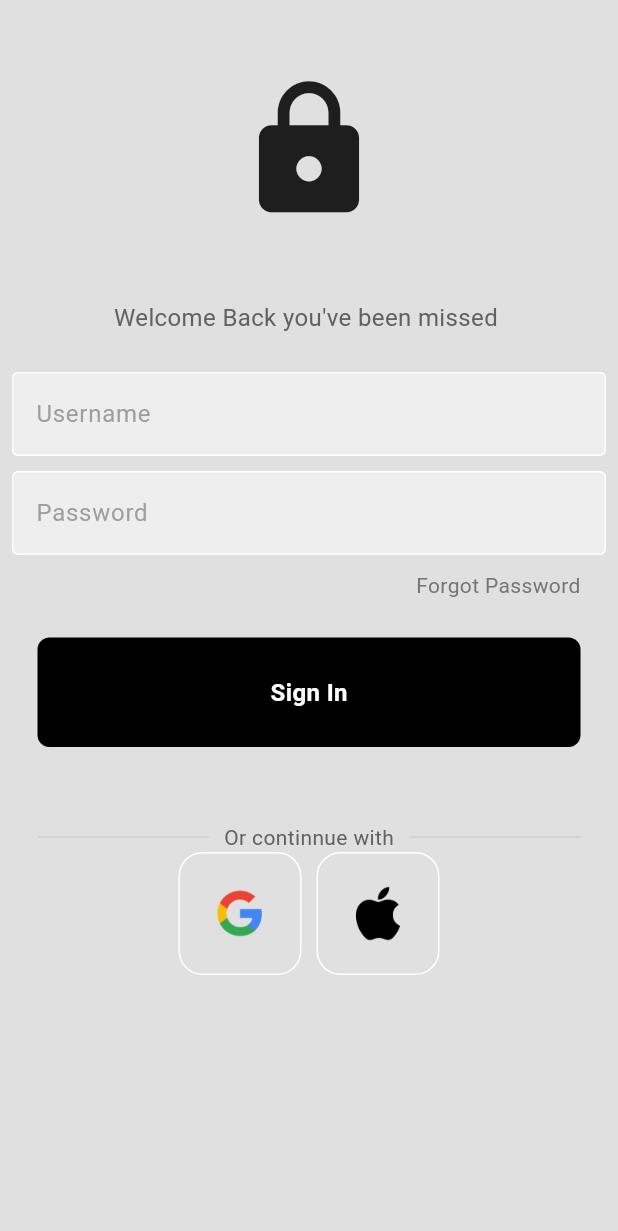
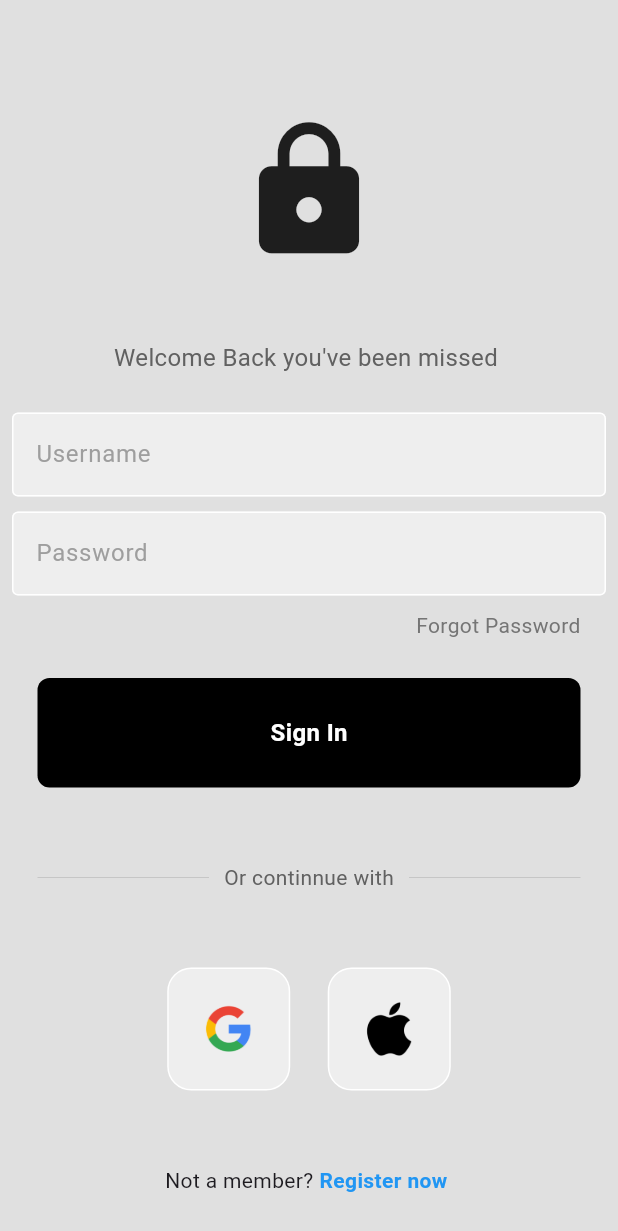
Before and after one commit to TheBigJae/auth-sys, a Flutter app: the screen it shows after launch, on a phone screen of 412 x 824 dp. Shown: the top 1231 px of the screen. Run offline on Flutter 3.47's test engine with Material 3 defaults, Android fonts, the phone set to English and light mode, and no system bars; our stand-ins replace firebase_core; accounts and stored records are empty.

```diff
--- a/lib/components/square_tile.dart
+++ b/lib/components/square_tile.dart
@@ -10,8 +10,13 @@ class SquareTile extends StatelessWidget {
       padding: EdgeInsets.all(20),
       decoration: BoxDecoration(
         border: Border.all(color: Colors.white),
-         borderRadius: BorderRadius.circular(16)),
-      child: Image.asset(imagePath, height: 40,),
+         borderRadius: BorderRadius.circular(16),
+         color: Colors.grey[200]
+         ),
+      child:
+       Image.asset(
+        imagePath, height: 40,
+        ),
     );
   }
 }
--- a/lib/main.dart
+++ b/lib/main.dart
@@ -1,6 +1,11 @@
+import 'package:firebase_core/firebase_core.dart';
 import 'package:flutter/material.dart';
 import 'package:authentication/pages/login_page.dart';
-void main() {
+import 'firebase_options.dart';
+
+void main() async {
+  WidgetsFlutterBinding.ensureInitialized();
+  await Firebase.initializeApp(options: DefaultFirebaseOptions.currentPlatform);
   runApp(const MyApp());
 }
 
@@ -12,6 +17,7 @@ class MyApp extends StatelessWidget {
   Widget build(BuildContext context) {
     return MaterialApp(
       title: 'Flutter Demo',
+      debugShowCheckedModeBanner: false,
       home: LoginPage(),
     );
   }
--- a/lib/pages/login_page.dart
+++ b/lib/pages/login_page.dart
@@ -20,16 +20,17 @@ class LoginPage extends StatelessWidget {
       body: SafeArea(
           child: Center(
         child: Column(
+          mainAxisAlignment: MainAxisAlignment.center,
           children: [
             // Lock Logo
-            SizedBox(
+            const SizedBox(
               height: 50,
             ),
-            Icon(
+            const Icon(
               Icons.lock,
               size: 100,
             ),
-            SizedBox(
+            const SizedBox(
               height: 50,
             ),
             Text(
@@ -56,7 +57,7 @@ class LoginPage extends StatelessWidget {
               hintText: "Password",
               obscureText: false,
             ),
-            SizedBox(height: 10,),
+            const SizedBox(height: 10,),
             //Forgot Password
             Padding(
               padding: const EdgeInsets.symmetric(horizontal:25.0),
@@ -69,11 +70,11 @@ class LoginPage extends StatelessWidget {
               ),
             ),
 
-            SizedBox(height: 25,),
+            const SizedBox(height: 25,),
             //Sign In Button
             MyButton(onTap: signUserIn,),
 
-            SizedBox(height: 50,),
+            const SizedBox(height: 50,),
             //Or continue with
             Padding(
               padding: const EdgeInsets.symmetric(horizontal:25.0),
@@ -98,17 +99,34 @@ class LoginPage extends StatelessWidget {
                 ],
               ),
             ),
+
+            const SizedBox(height: 50,),
             // Google Sign In Button
-            Row(
+            const Row(
               mainAxisAlignment: MainAxisAlignment.center,
               children: [
                //google button
             SquareTile(imagePath: 'lib/images/google.png'),
 
-            const SizedBox(width: 10,),
+            SizedBox(width: 25,),
 
             // apple button
-            SquareTile(imagePath: 'lib/images/apple.png')
+           SquareTile(imagePath: 'lib/images/apple.png')
+            ],),
+
+            const SizedBox(height: 50,),
+            //not a member? Register
+
+            Row(
+              mainAxisAlignment: MainAxisAlignment.center,
+              children: [
+              Text('Not a member?', style:  TextStyle(
+                color: Colors.grey[70]
+              ),),
+              const SizedBox(width: 4,),
+              const Text('Register now ', style: TextStyle(
+                color: Colors.blue, fontWeight: FontWeight.bold
+              ),)
             ],)
 
           ],
--- a/pubspec.yaml
+++ b/pubspec.yaml
@@ -35,6 +35,7 @@ dependencies:
   # The following adds the Cupertino Icons font to your application.
   # Use with the CupertinoIcons class for iOS style icons.
   cupertino_icons: ^1.0.2
+  firebase_core: ^2.24.2
 
 dev_dependencies:
   flutter_test:
```
Also changed, not shown: lib/firebase_options.dart (added), pubspec.lock, 8 other files.
